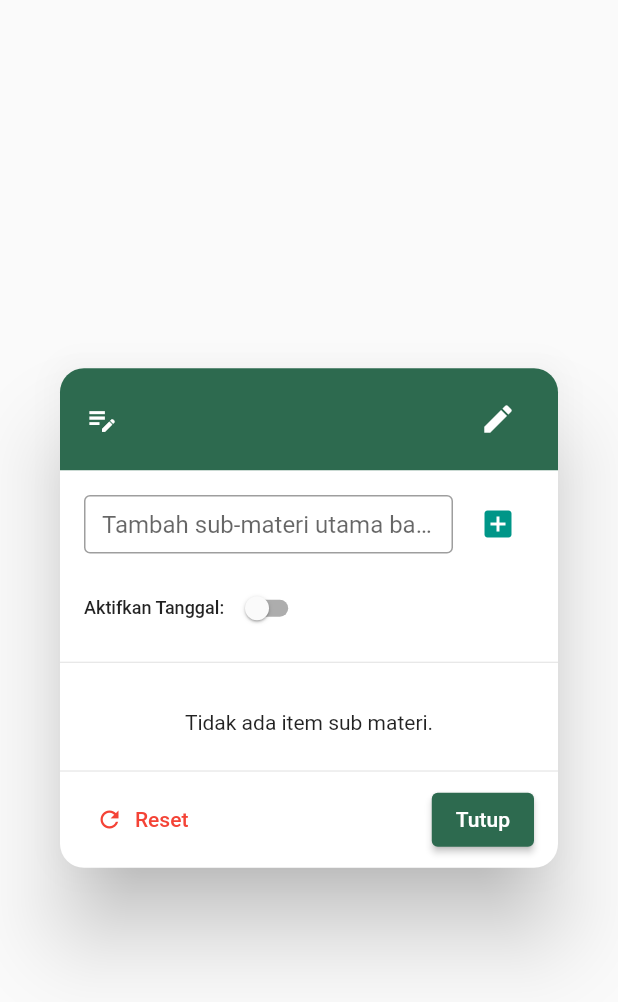
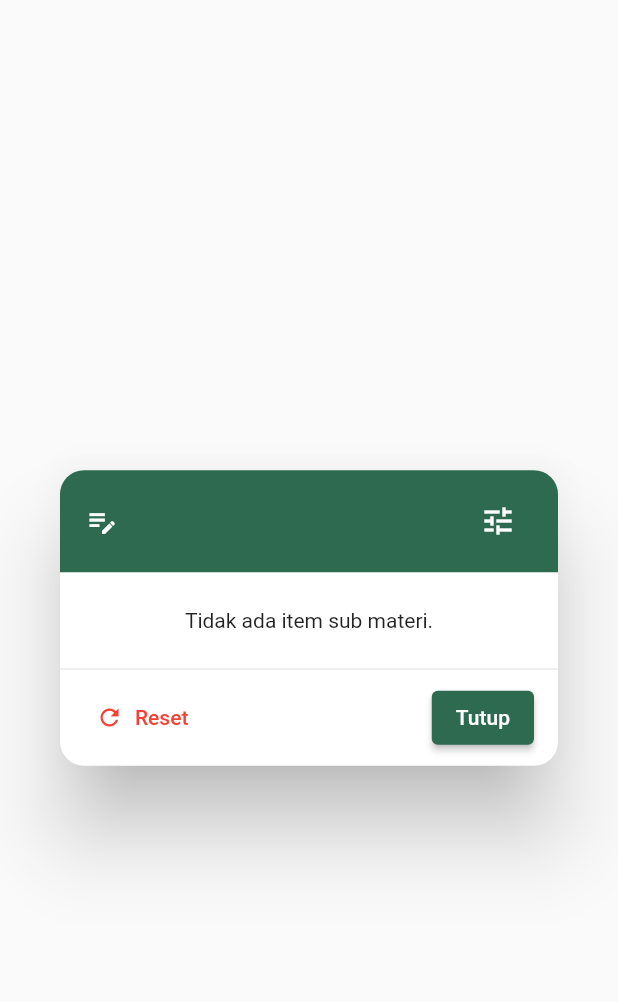
Before and after one commit to Greenson22/Rutinitas--My-Task-, a Flutter app: the DailyChecklistDialog widget shown alone on an empty page, opened directly with empty values, on a phone screen of 412 x 824 dp. Shown: the top 1002 px of the screen. Run offline on Flutter 3.47's test engine with Material 3 defaults, Android fonts, the phone set to English and light mode, and no system bars; our stand-ins replace file_picker, shared_preferences; accounts and stored records are empty.

Commit message:
feat: implementasi panel kontrol collapsible dan sub-materi bersarang pada Daily Checklist
Menambahkan fitur panel kontrol yang dapat disembunyikan (collapsed) pada DailyChecklistDialog untuk meningkatkan efisiensi ruang tampilan, dengan tombol toggle khusus di header dialog.

Mengintegrasikan AnimatedSize untuk memberikan transisi yang halus saat membuka atau menutup panel input materi, pengaturan tanggal, dan mode edit.

Mempertahankan struktur data rekursif agar sub-materi dapat ditambahkan secara bersarang (nested) hingga tingkat kedalaman yang tidak terbatas.

Menambahkan tombol aksi cepat di setiap baris sub-materi untuk memudahkan penambahan anak sub-materi secara langsung.

Mengoptimalkan tata letak UI dengan memastikan elemen kontrol dan input tersembunyi secara default saat dialog diakses.

```diff
--- a/lib/features/daily/presentation/widgets/daily_checklist_dialog.dart
+++ b/lib/features/daily/presentation/widgets/daily_checklist_dialog.dart
@@ -1,7 +1,6 @@
 // lib/features/daily/presentation/widgets/daily_checklist_dialog.dart
 
 import 'package:flutter/material.dart';
-import 'package:flutter/services.dart';
 import '../../data/models/daily_model.dart';
 
 class DailyChecklistDialog extends StatefulWidget {
@@ -21,6 +20,7 @@ class DailyChecklistDialog extends StatefulWidget {
 class _DailyChecklistDialogState extends State<DailyChecklistDialog> {
   final TextEditingController _singleInputController = TextEditingController();
   bool _isEditMode = false;
+  bool _showControlPanel = false; // Default: tersembunyi (collapsed)
   final List<SubMateriItem> _selectedItems = [];
 
   @override
@@ -184,7 +184,6 @@ class _DailyChecklistDialogState extends State<DailyChecklistDialog> {
     );
   }
 
-  // Fungsi rekursif untuk menghapus satu item di dalam struktur tree
   bool _deleteItemFromTree(List<SubMateriItem> treeList, SubMateriItem target) {
     if (treeList.contains(target)) {
       treeList.remove(target);
@@ -247,7 +246,6 @@ class _DailyChecklistDialogState extends State<DailyChecklistDialog> {
     );
   }
 
-  // Mengumpulkan semua item ke dalam flat list untuk kebutuhan bulk selection jika diperlukan
   void _getAllItemsFlattened(
     List<SubMateriItem> source,
     List<SubMateriItem> destination,
@@ -329,37 +327,20 @@ class _DailyChecklistDialogState extends State<DailyChecklistDialog> {
                     ],
                   ),
                 ),
-                if (_isEditMode && allFlattened.isNotEmpty)
-                  Theme(
-                    data: ThemeData(unselectedWidgetColor: Colors.white70),
-                    child: Checkbox(
-                      activeColor: Colors.teal,
-                      checkColor: Colors.white,
-                      value: isAllSelected,
-                      onChanged: (bool? checked) {
-                        setState(() {
-                          if (checked == true) {
-                            _selectedItems.clear();
-                            _selectedItems.addAll(allFlattened);
-                          } else {
-                            _selectedItems.clear();
-                          }
-                        });
-                      },
-                    ),
-                  ),
+                // Tombol toggle untuk Sembunyikan/Tampilkan Panel Kontrol
                 IconButton(
                   icon: Icon(
-                    _isEditMode ? Icons.check_circle : Icons.edit,
-                    color: Colors.white,
+                    _showControlPanel ? Icons.tune : Icons.tune_outlined,
+                    color: _showControlPanel
+                        ? Colors.amberAccent
+                        : Colors.white,
                   ),
-                  tooltip: _isEditMode
-                      ? 'Selesai Edit'
-                      : 'Mode Edit Sub-Materi',
+                  tooltip: _showControlPanel
+                      ? 'Sembunyikan Pengaturan'
+                      : 'Tampilkan Pengaturan',
                   onPressed: () {
                     setState(() {
-                      _isEditMode = !_isEditMode;
-                      _selectedItems.clear();
+                      _showControlPanel = !_showControlPanel;
                     });
                   },
                 ),
@@ -367,7 +348,17 @@ class _DailyChecklistDialogState extends State<DailyChecklistDialog> {
             ),
           ),
 
-          // PANEL INPUT UTAMA
+          // PANEL KONTROL YANG BISA DI-COLLAPSE (Tersembunyi secara default)
+          AnimatedSize(
+            duration: const Duration(milliseconds: 250),
+            curve: Curves.easeInOut,
+            child: _showControlPanel
+                ? Container(
+                    color: Colors.grey.shade50,
+                    child: Column(
+                      mainAxisSize: MainAxisSize.min,
+                      children: [
+                        // 1. PANEL INPUT UTAMA
                         Padding(
                           padding: const EdgeInsets.fromLTRB(16, 12, 16, 4),
                           child: Row(
@@ -389,7 +380,10 @@ class _DailyChecklistDialogState extends State<DailyChecklistDialog> {
                               ),
                               const SizedBox(width: 6),
                               IconButton(
-                  icon: const Icon(Icons.add_box, color: Colors.teal),
+                                icon: const Icon(
+                                  Icons.add_box,
+                                  color: Colors.teal,
+                                ),
                                 tooltip: 'Tambah Utama',
                                 onPressed: _addRootSubMateri,
                               ),
@@ -397,7 +391,7 @@ class _DailyChecklistDialogState extends State<DailyChecklistDialog> {
                           ),
                         ),
 
-          // PANEL KONTROL TANGGAL
+                        // 2. PANEL KONTROL TANGGAL & MODE EDIT MASAL
                         Padding(
                           padding: const EdgeInsets.symmetric(
                             horizontal: 16.0,
@@ -424,7 +418,10 @@ class _DailyChecklistDialogState extends State<DailyChecklistDialog> {
                                           widget.subject.isDateActive = val;
                                           if (val &&
                                               (widget.subject.date == null ||
-                                    widget.subject.date!.isEmpty)) {
+                                                  widget
+                                                      .subject
+                                                      .date!
+                                                      .isEmpty)) {
                                             final now = DateTime.now();
                                             widget.subject.date =
                                                 "${now.year}-${now.month.toString().padLeft(2, '0')}-${now.day.toString().padLeft(2, '0')}";
@@ -434,8 +431,8 @@ class _DailyChecklistDialogState extends State<DailyChecklistDialog> {
                                       },
                                     ),
                                   ),
-                    const Spacer(),
-                    if (widget.subject.isDateActive)
+                                  if (widget.subject.isDateActive) ...[
+                                    const SizedBox(width: 8),
                                     DropdownButton<String>(
                                       value: widget.subject.dateType,
                                       style: const TextStyle(
@@ -459,8 +456,12 @@ class _DailyChecklistDialogState extends State<DailyChecklistDialog> {
                                           setState(() {
                                             widget.subject.dateType = val;
                                             if (val == 'range' &&
-                                  (widget.subject.endDate == null ||
-                                      widget.subject.endDate!.isEmpty)) {
+                                                (widget.subject.endDate ==
+                                                        null ||
+                                                    widget
+                                                        .subject
+                                                        .endDate!
+                                                        .isEmpty)) {
                                               final besok = DateTime.now().add(
                                                 const Duration(days: 1),
                                               );
@@ -473,29 +474,65 @@ class _DailyChecklistDialogState extends State<DailyChecklistDialog> {
                                       },
                                     ),
                                   ],
+                                  const Spacer(),
+                                  // Menggeser tombol edit massal ke panel atas yang bisa dicollapse
+                                  TextButton.icon(
+                                    style: TextButton.styleFrom(
+                                      padding: EdgeInsets.zero,
+                                      minimumSize: const Size(0, 0),
+                                    ),
+                                    icon: Icon(
+                                      _isEditMode
+                                          ? Icons.check_circle
+                                          : Icons.edit,
+                                      size: 16,
+                                      color: Colors.teal,
+                                    ),
+                                    label: Text(
+                                      _isEditMode ? 'Selesai' : 'Mode Edit',
+                                      style: const TextStyle(
+                                        fontSize: 12,
+                                        color: Colors.teal,
+                                      ),
+                                    ),
+                                    onPressed: () {
+                                      setState(() {
+                                        _isEditMode = !_isEditMode;
+                                        _selectedItems.clear();
+                                      });
+                                    },
+                                  ),
+                                ],
                               ),
                               if (widget.subject.isDateActive)
                                 Padding(
                                   padding: const EdgeInsets.only(bottom: 4.0),
                                   child: Row(
-                      mainAxisAlignment: MainAxisAlignment.end,
+                                    mainAxisAlignment: MainAxisAlignment.start,
                                     children: [
                                       TextButton(
-                          onPressed: () => _selectSubjectDate(context, false),
-                          style: TextButton.styleFrom(padding: EdgeInsets.zero),
+                                        onPressed: () =>
+                                            _selectSubjectDate(context, false),
+                                        style: TextButton.styleFrom(
+                                          padding: EdgeInsets.zero,
+                                        ),
                                         child: Text(
                                           widget.subject.dateType == 'range'
                                               ? 'Dari: ${widget.subject.date}'
-                                : widget.subject.date ?? 'Pilih Tanggal',
+                                              : widget.subject.date ??
+                                                    'Pilih Tanggal',
                                           style: const TextStyle(
                                             fontSize: 12,
                                             color: Colors.teal,
                                           ),
                                         ),
                                       ),
-                        if (widget.subject.dateType == 'range') ...[
+                                      if (widget.subject.dateType ==
+                                          'range') ...[
                                         const Padding(
-                            padding: EdgeInsets.symmetric(horizontal: 6.0),
+                                          padding: EdgeInsets.symmetric(
+                                            horizontal: 6.0,
+                                          ),
                                           child: Text(
                                             '—',
                                             style: TextStyle(
@@ -505,7 +542,8 @@ class _DailyChecklistDialogState extends State<DailyChecklistDialog> {
                                           ),
                                         ),
                                         TextButton(
-                            onPressed: () => _selectSubjectDate(context, true),
+                                          onPressed: () =>
+                                              _selectSubjectDate(context, true),
                                           style: TextButton.styleFrom(
                                             padding: EdgeInsets.zero,
                                           ),
@@ -521,12 +559,50 @@ class _DailyChecklistDialogState extends State<DailyChecklistDialog> {
                                     ],
                                   ),
                                 ),
+                              if (_isEditMode && allFlattened.isNotEmpty)
+                                Padding(
+                                  padding: const EdgeInsets.symmetric(
+                                    vertical: 4.0,
+                                  ),
+                                  child: Row(
+                                    children: [
+                                      Checkbox(
+                                        activeColor: Colors.teal,
+                                        value: isAllSelected,
+                                        onChanged: (bool? checked) {
+                                          setState(() {
+                                            if (checked == true) {
+                                              _selectedItems.clear();
+                                              _selectedItems.addAll(
+                                                allFlattened,
+                                              );
+                                            } else {
+                                              _selectedItems.clear();
+                                            }
+                                          });
+                                        },
+                                      ),
+                                      const Text(
+                                        'Pilih Semua Item',
+                                        style: TextStyle(
+                                          fontSize: 12,
+                                          fontWeight: FontWeight.bold,
+                                        ),
+                                      ),
                                     ],
                                   ),
                                 ),
-          const Divider(),
+                            ],
+                          ),
+                        ),
+                        const Divider(height: 1),
+                      ],
+                    ),
+                  )
+                : const SizedBox.shrink(),
+          ),
 
-          // KONTEN TREE LIST (Mendukung scrollable)
+          // KONTEN TREE LIST
           Flexible(
             child: widget.subject.subMateri.isEmpty
                 ? const Padding(
@@ -535,7 +611,10 @@ class _DailyChecklistDialogState extends State<DailyChecklistDialog> {
                   )
                 : ListView(
                     shrinkWrap: true,
-                    padding: const EdgeInsets.symmetric(horizontal: 8),
+                    padding: const EdgeInsets.symmetric(
+                      vertical: 8,
+                      horizontal: 4,
+                    ),
                     children: widget.subject.subMateri
                         .map((item) => _buildTreeRow(item, 0))
                         .toList(),
@@ -642,12 +721,12 @@ class _DailyChecklistDialogState extends State<DailyChecklistDialog> {
     );
   }
 
-  // WIDGET UTAMA REKURSIF UNTUK RENDERING NESTED ITEMS
+  // WIDGET REKURSIF UNTUK RENDERING NESTED ITEMS
   Widget _buildTreeRow(SubMateriItem item, int depth) {
     bool isChecked = item.progress == 'selesai';
     bool isCurrentlySelected = _selectedItems.contains(item);
 
-    // Hitung Indentasi: batas maksimal agar teks tidak keluar layar pada nesting yang sangat dalam
+    // Membatasi tingkat indentasi agar teks yang sangat bersarang tidak meluber ke luar screen
     double paddingLeft = (depth * 14.0).clamp(0.0, 48.0);
 
     return Column(
@@ -684,7 +763,7 @@ class _DailyChecklistDialogState extends State<DailyChecklistDialog> {
                   },
                 ),
 
-              // Tampilan Konten Utama Item (Checkbox + Text Wrap)
+              // Konten Utama Baris
               Expanded(
                 child: _isEditMode
                     ? InkWell(
@@ -710,8 +789,7 @@ class _DailyChecklistDialogState extends State<DailyChecklistDialog> {
                                     fontSize: 14,
                                     color: Colors.black87,
                                   ),
-                                  softWrap:
-                                      true, // Membuat teks otomatis turun ke baris baru jika panjang
+                                  softWrap: true,
                                 ),
                               ),
                               const Icon(
@@ -752,7 +830,6 @@ class _DailyChecklistDialogState extends State<DailyChecklistDialog> {
                                   checked == true ? 'selesai' : 'belum',
                                 );
 
-                                // Kalkulasi ulang dari bawah ke atas pada tree utuh
                                 for (var root in widget.subject.subMateri) {
                                   root.updateStatusFromChildren();
                                 }
@@ -764,7 +841,6 @@ class _DailyChecklistDialogState extends State<DailyChecklistDialog> {
                           Expanded(
                             child: InkWell(
                               onTap: () {
-                                // Alternatif tap teks untuk memicu checklist
                                 if (item.progress != 'selesai') {
                                   setState(() => item.progress = 'selesai');
                                 } else {
@@ -787,8 +863,7 @@ class _DailyChecklistDialogState extends State<DailyChecklistDialog> {
                                       ? Colors.grey
                                       : Colors.black87,
                                 ),
-                                softWrap:
-                                    true, // Menjaga teks tidak keluar layout horizontal
+                                softWrap: true,
                               ),
                             ),
                           ),
@@ -796,15 +871,15 @@ class _DailyChecklistDialogState extends State<DailyChecklistDialog> {
                       ),
               ),
 
-              // Aksi Tambah Anak (Hanya muncul jika tidak dalam mode edit masal)
+              // Tombol Tambah Sub-Materi Nested (Hanya muncul jika ditekan/bukan mode edit masal)
               if (!_isEditMode)
                 IconButton(
                   icon: const Icon(
                     Icons.add_circle_outline,
-                    color: Colors.blueGrey,
+                    color: Colors.teal,
                     size: 18,
                   ),
-                  tooltip: 'Tambah sub-anak',
+                  tooltip: 'Tambah sub-materi bersarang',
                   onPressed: () => _addChildSubMateri(item),
                   constraints: const BoxConstraints(),
                   padding: const EdgeInsets.all(4),
@@ -824,7 +899,7 @@ class _DailyChecklistDialogState extends State<DailyChecklistDialog> {
           ),
         ),
 
-        // Render anak dari item ini secara rekursif jika ada
+        // Render anak-anak dari item ini secara rekursif
         if (item.subMateri.isNotEmpty)
           Column(
             children: item.subMateri
@@ -852,10 +927,3 @@ class _DailyChecklistDialogState extends State<DailyChecklistDialog> {
     }
   }
 }
-
-// Helper Extension untuk pengaturan padding dinamis ltrb
-extension SetPadding on EdgeInsets {
-  static EdgeInsets leadingEdge(double value) {
-    return EdgeInsets.fromLTRB(value, 2, 4, 2);
-  }
-}
```
Lines whose indentation alone changed are shown as unchanged.
